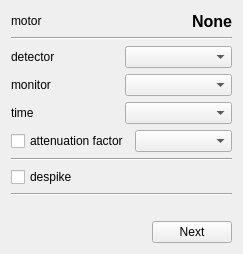
The window that gui/iintobservable.ui (syncope/adapt) describes before a commit, drawn with Qt 5.
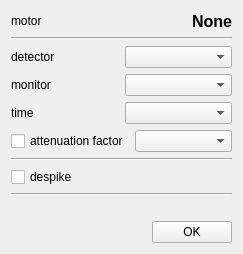
The same window after the commit.

```diff
--- a/gui/iintobservable.ui
+++ b/gui/iintobservable.ui
@@ -592,7 +592,7 @@
          <item>
           <widget class="QPushButton" name="obsNextBtn">
            <property name="text">
-            <string>Next</string>
+            <string>OK</string>
            </property>
           </widget>
          </item>
```
